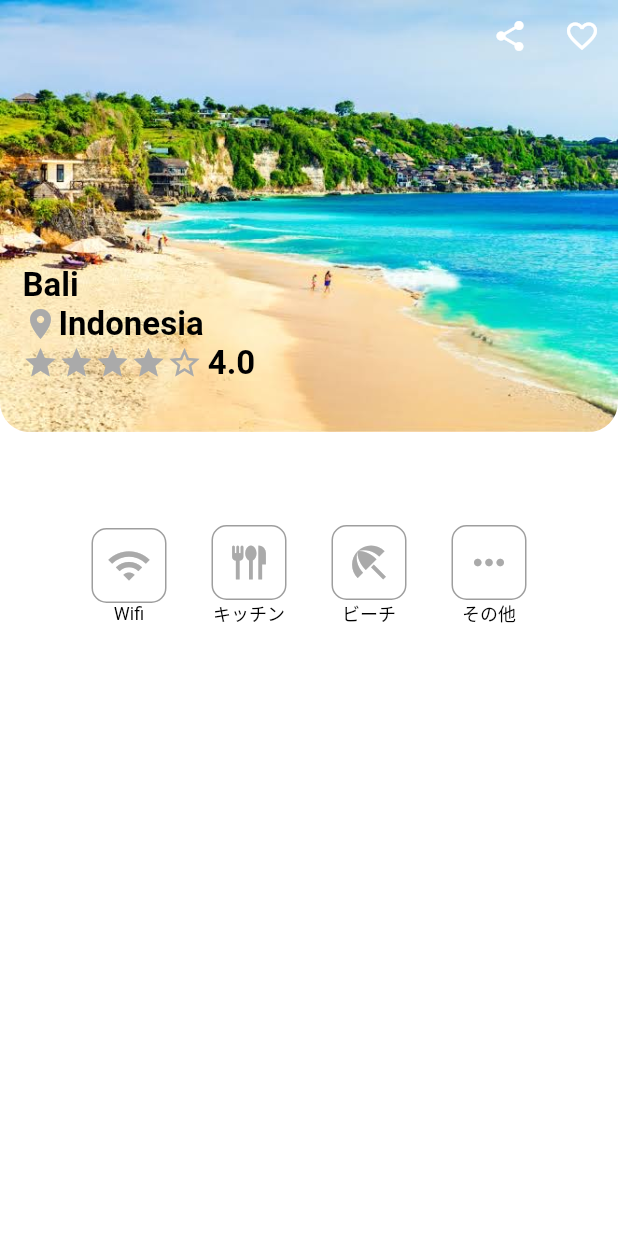
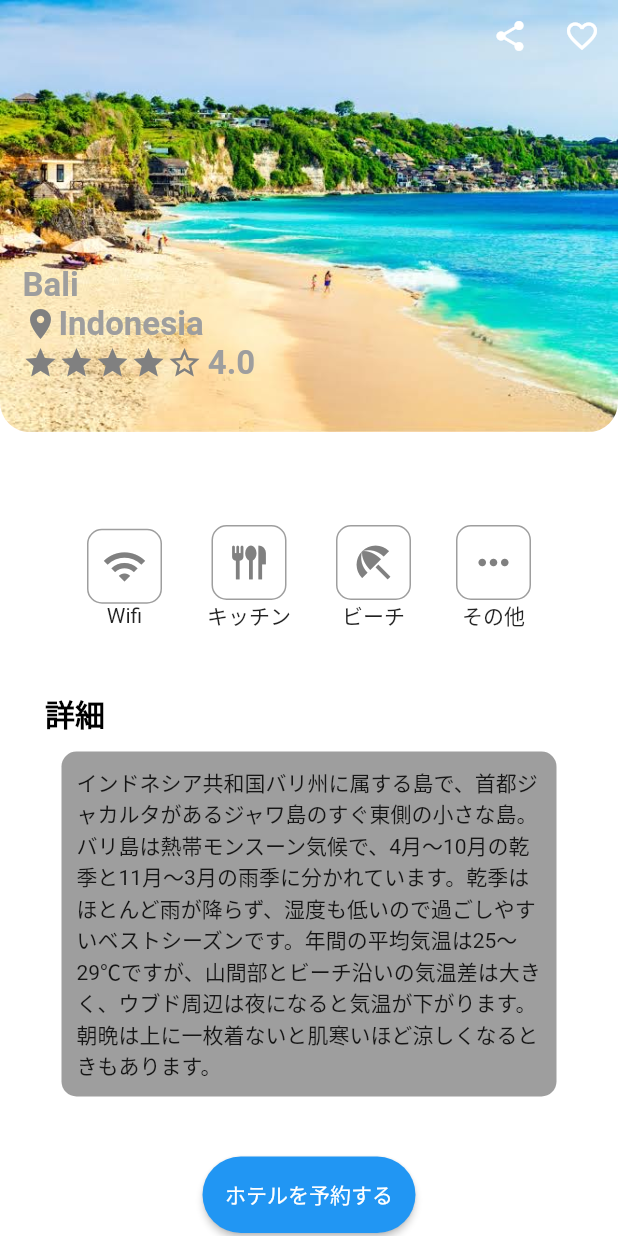
Before and after one commit to shu0121/flutter_challenge01, a Flutter app: the screen it shows after launch, on a phone screen of 412 x 824 dp. Run offline on Flutter 3.47's test engine with Material 2 defaults, Android fonts, the phone set to English and light mode, and no system bars.

Commit message:
complete1

```diff
--- a/lib/constants.dart
+++ b/lib/constants.dart
@@ -1,7 +1,7 @@
 import 'package:flutter/material.dart';
 
 //色
-const Color primaryColor = Color(0xffaaaaaa);
+const Color primaryColor = Color(0xff808080);
 
-const TextStyle titleStyle = TextStyle(color: Colors.black, fontSize: 22, fontWeight: FontWeight.bold,);
-const TextStyle bodyStyle = TextStyle(color: Colors.black, fontSize: 12, );
+const TextStyle titleStyle = TextStyle(color: Colors.black, fontSize: 20, fontWeight: FontWeight.bold,);
+const TextStyle placeStyle = TextStyle(color: Colors.grey, fontSize: 22, fontWeight: FontWeight.bold,);
--- a/lib/main.dart
+++ b/lib/main.dart
@@ -74,11 +74,11 @@ class _MyHomePageState extends State<MyHomePage> {
                     mainAxisAlignment: MainAxisAlignment.end,
                     crossAxisAlignment: CrossAxisAlignment.start,
                     children: [
-                      Text('Bali', style: titleStyle,),
+                      Text('Bali', style: placeStyle,),
                       Row(
                           children: [
                             Icon(Icons.place, color: primaryColor,),
-                            Text('Indonesia', style: titleStyle,),
+                            Text('Indonesia', style: placeStyle,),
                           ],
                         ),
                       Row(
@@ -89,7 +89,7 @@ class _MyHomePageState extends State<MyHomePage> {
                           Icon(Icons.star, color: primaryColor,),
                           Icon(Icons.star_border, color: primaryColor,),
                           Text(' '),
-                          Text('4.0', style: titleStyle,),
+                          Text('4.0', style: placeStyle,),
                         ],
                       ),
                     ],
@@ -116,7 +116,7 @@ class _MyHomePageState extends State<MyHomePage> {
                         ),
                         child: const Icon(Icons.wifi, size: 30, color: primaryColor,),
                       ),
-                      const Text('Wifi', style: bodyStyle,),
+                      const Text('Wifi',),
                     ],
                   ),
                   SizedBox(width: 30,),
@@ -134,7 +134,7 @@ class _MyHomePageState extends State<MyHomePage> {
                         ),
                         child : const Icon(Icons.flatware, size: 30, color: primaryColor,),
                       ),
-                      const Text('キッチン', style: bodyStyle,),
+                      const Text('キッチン',),
                     ],
                   ),
                   SizedBox(width: 30,),
@@ -152,7 +152,7 @@ class _MyHomePageState extends State<MyHomePage> {
                         ),
                         child : const Icon(Icons.beach_access, size: 30, color: primaryColor,),
                       ),
-                      const Text('ビーチ', style: bodyStyle,),
+                      const Text('ビーチ',),
                     ],
                   ),
                   SizedBox(width: 30,),
@@ -170,11 +170,45 @@ class _MyHomePageState extends State<MyHomePage> {
                         ),
                         child : const Icon(Icons.more_horiz, size: 30, color: primaryColor,),
                       ),
-                      const Text('その他', style: bodyStyle,),
+                      const Text('その他',),
                     ],
                   ),
                 ],
               ),
+            ),
+            SizedBox(height: 40,),
+            Container(
+              alignment: Alignment.centerLeft,
+              padding: EdgeInsets.only(
+                left: 30.0,
+              ),
+              child: const Text('詳細', style: titleStyle,),
+            ),
+            SizedBox(height: 10,),
+            Container(
+              width: 330,
+              height: 230,
+              decoration: BoxDecoration(
+                color: Colors.grey,
+                borderRadius: BorderRadius.circular(10),
+              ),
+              child: Container(
+                padding: EdgeInsets.all(10.0),
+                child:
+                Text(
+                    'インドネシア共和国バリ州に属する島で、首都ジャカルタがあるジャワ島のすぐ東側の小さな島。バリ島は熱帯モンスーン気候で、4月～10月の乾季と11月～3月の雨季に分かれています。乾季はほとんど雨が降らず、湿度も低いので過ごしやすいベストシーズンです。年間の平均気温は25～29℃ですが、山間部とビーチ沿いの気温差は大きく、ウブド周辺は夜になると気温が下がります。朝晩は上に一枚着ないと肌寒いほど涼しくなるときもあります。'
+                ),
+              ),
+            ),
+            SizedBox(height: 40,),
+            ElevatedButton(
+                onPressed: (){},
+                child: Text('ホテルを予約する'),
+                style: ButtonStyle(
+                  padding: MaterialStateProperty.all(EdgeInsets.all(15)),
+                  shape: MaterialStateProperty.all(
+                    RoundedRectangleBorder(borderRadius: BorderRadius.circular(30)))
+                ),
             ),
           ],
         ),
```
